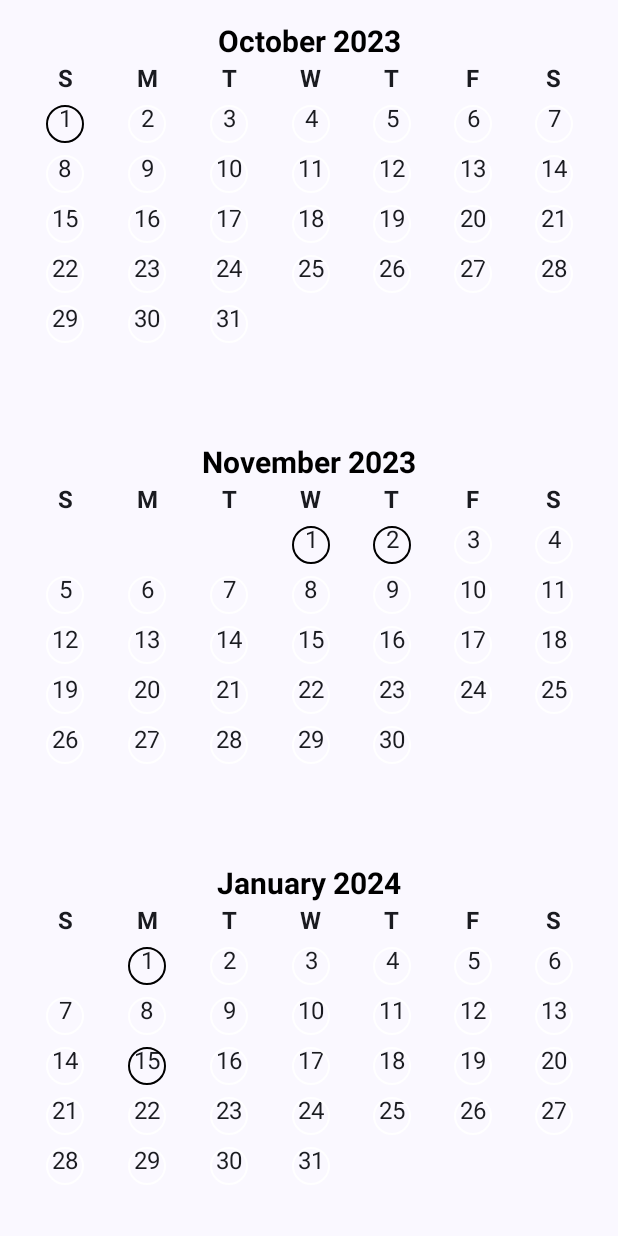
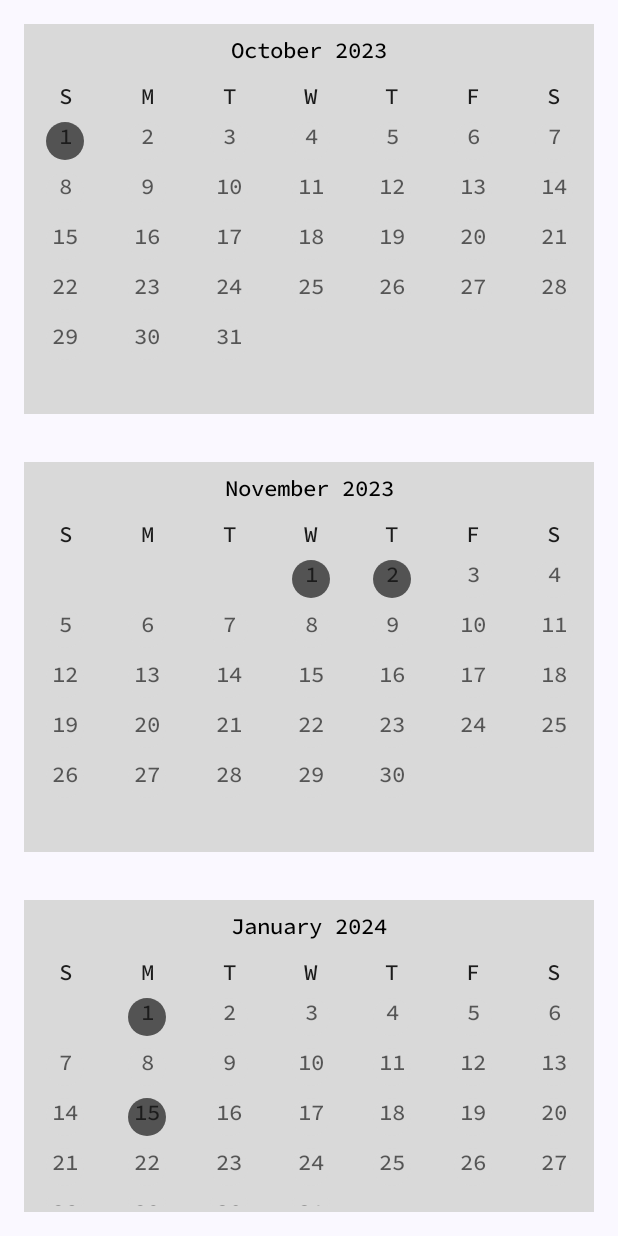
Before and after one commit to alejandroglzdev/TakeYourCreatinePublic, an Android app built with Jetpack Compose: the screen it shows after launch (MainActivity), on a phone screen of 412 x 824 dp. Run offline under Robolectric (Android 15) with nearby library versions, the phone set to English and light mode, and no system bars.

Commit message:
diseño hecho.

```diff
--- a/app/src/main/java/com/alejandroglzdev/takeyourcreatine/MainActivity.kt
+++ b/app/src/main/java/com/alejandroglzdev/takeyourcreatine/MainActivity.kt
@@ -6,36 +6,32 @@ import androidx.activity.ComponentActivity
 import androidx.activity.compose.setContent
 import androidx.annotation.RequiresApi
 import androidx.compose.foundation.BorderStroke
+import androidx.compose.foundation.background
 import androidx.compose.foundation.border
-import androidx.compose.foundation.layout.Arrangement
 import androidx.compose.foundation.layout.Box
 import androidx.compose.foundation.layout.Column
 import androidx.compose.foundation.layout.Row
 import androidx.compose.foundation.layout.fillMaxSize
-import androidx.compose.foundation.layout.fillMaxWidth
 import androidx.compose.foundation.layout.padding
 import androidx.compose.foundation.layout.size
-import androidx.compose.foundation.layout.wrapContentHeight
 import androidx.compose.foundation.shape.CircleShape
 import androidx.compose.material3.MaterialTheme
 import androidx.compose.material3.Surface
 import androidx.compose.material3.Text
 import androidx.compose.runtime.Composable
-import androidx.compose.ui.Alignment
 import androidx.compose.ui.Alignment.Companion.Center
 import androidx.compose.ui.Alignment.Companion.CenterHorizontally
-import androidx.compose.ui.Alignment.Companion.CenterVertically
 import androidx.compose.ui.Modifier
 import androidx.compose.ui.draw.clip
 import androidx.compose.ui.graphics.Color
-import androidx.compose.ui.text.TextStyle
-import androidx.compose.ui.text.capitalize
-import androidx.compose.ui.text.font.FontWeight
 import androidx.compose.ui.text.style.TextAlign
 import androidx.compose.ui.tooling.preview.Preview
 import androidx.compose.ui.unit.dp
-import androidx.compose.ui.unit.sp
+import com.alejandroglzdev.takeyourcreatine.ui.theme.Secondary
+import com.alejandroglzdev.takeyourcreatine.ui.theme.SecondaryDark
 import com.alejandroglzdev.takeyourcreatine.ui.theme.TakeYourCreatineTheme
+import com.alejandroglzdev.takeyourcreatine.ui.theme.labelSmallSecondaryDark
+import com.alejandroglzdev.takeyourcreatine.ui.theme.labelSmallAccent
 import java.time.LocalDate
 import java.time.format.DateTimeFormatter
 
@@ -86,11 +82,15 @@ fun Greeting(name: String, modifier: Modifier = Modifier) {
 @RequiresApi(Build.VERSION_CODES.O)
 @Composable
 fun Calendars(registers: List<LocalDate>) {
+    //Take one register per month until today (so you can know how many months you must print)
     val registersOnePerMonth = registers.distinctBy { it.month }.filter { it <= LocalDate.now() }
     Column {
         registersOnePerMonth.forEach { registersOnePerMonth ->
-            val registersMonthly = registers.filter { it.month == registersOnePerMonth.month  && it.year == registersOnePerMonth.year}
-            Calendar(date = registersMonthly.first(), registers = registersMonthly )
+            //Once we have a list filtered with one register per month we iterate it
+            //So now, we filter the list again, just to know the days that belong to the month that we are working with
+            val registersMonthly =
+                registers.filter { it.month == registersOnePerMonth.month && it.year == registersOnePerMonth.year }
+            Calendar(registers = registersMonthly)
         }
     }
 
@@ -99,27 +99,24 @@ fun Calendars(registers: List<LocalDate>) {
 
 @RequiresApi(Build.VERSION_CODES.O)
 @Composable
-fun Calendar(date: LocalDate, registers: List<LocalDate>) {
-
+fun Calendar(registers: List<LocalDate>) {
+    val firstDay = registers.first()
     val monthYearFormatter = DateTimeFormatter.ofPattern("MMMM YYYY")
-    val monthYearStr = date.format(monthYearFormatter)
+    val monthYearStr = firstDay.format(monthYearFormatter)
 
     Column(
-        modifier = Modifier.padding(16.dp),
-        horizontalAlignment = Alignment.CenterHorizontally // Centra el contenido horizontalmente
+        modifier = Modifier.padding(16.dp).background(Secondary),
+        horizontalAlignment = CenterHorizontally,
 
     ) {
         Text(
             text = monthYearStr.replaceFirstChar(Char::titlecase),
-            style = TextStyle(
-                fontSize = 20.sp,
-                fontWeight = FontWeight.Bold
-            ),
+            style = MaterialTheme.typography.labelSmall,
             color = Color.Black,
-            modifier = Modifier.align(CenterHorizontally)
+            modifier = Modifier.align(CenterHorizontally).padding(8.dp)
         )
 
-        val daysInMonth = date.lengthOfMonth()
+        val daysInMonth = firstDay.lengthOfMonth()
         val daysOfWeek = listOf("S", "M", "T", "W", "T", "F", "S")
 
         // Render days of the week headers
@@ -127,10 +124,7 @@ fun Calendar(date: LocalDate, registers: List<LocalDate>) {
             for (day in daysOfWeek) {
                 Text(
                     text = day,
-                    style = TextStyle(
-                        fontSize = 16.sp,
-                        fontWeight = FontWeight.Bold
-                    ),
+                    style = labelSmallAccent,
                     textAlign = TextAlign.Center,
                     modifier = Modifier
                         .weight(1f)
@@ -139,7 +133,7 @@ fun Calendar(date: LocalDate, registers: List<LocalDate>) {
             }
         }
 
-        val firstDayOfMonth = date.withDayOfMonth(1)
+        val firstDayOfMonth = firstDay.withDayOfMonth(1)
         val firstDayOfWeek = firstDayOfMonth.dayOfWeek.value % 7
         var currentDay = 1
 
@@ -147,10 +141,16 @@ fun Calendar(date: LocalDate, registers: List<LocalDate>) {
         repeat(6) { // Assuming a maximum of 6 rows for simplicity
             Row {
                 for (i in 0 until 7) {
-                    var border = BorderStroke(1.dp, Color.White)
+                    var border = BorderStroke(1.dp, Secondary)
+                    var background = Secondary
+                    var style = labelSmallSecondaryDark
 
-                    registers.forEach {register ->
-                        if (register.dayOfMonth == currentDay) border = BorderStroke(1.dp, Color.Black)
+                    registers.forEach { register ->
+                        if (register.dayOfMonth == currentDay){
+                            border = BorderStroke(1.dp, SecondaryDark)
+                            background = SecondaryDark
+                            style = labelSmallAccent
+                        }
                     }
 
                     if (currentDay <= daysInMonth && (i >= firstDayOfWeek || currentDay > 1)) {
@@ -160,12 +160,13 @@ fun Calendar(date: LocalDate, registers: List<LocalDate>) {
                         ) {
                             Text(
                                 text = currentDay.toString(),
-                                style = TextStyle(fontSize = 16.sp),
+                                style = style,
                                 textAlign = TextAlign.Center,
                                 modifier = Modifier
                                     .padding(4.dp)
-                                    .border(border, CircleShape)
+                                    .clip(CircleShape)
                                     .size(25.dp)
+                                    .background(background)
                             )
                             currentDay++
                         }
--- a/app/src/main/java/com/alejandroglzdev/takeyourcreatine/ui/theme/Color.kt
+++ b/app/src/main/java/com/alejandroglzdev/takeyourcreatine/ui/theme/Color.kt
@@ -12,6 +12,6 @@ val Pink40 = Color(0xFF7D5260)
 
 val Primary = Color(android.graphics.Color.parseColor("#E0E8E8"))
 val PrimaryDark = Color(android.graphics.Color.parseColor("#929090"))
-val Secondary = Color(android.graphics.Color.parseColor("#929090"))
-val SecondaryDark = Color(android.graphics.Color.parseColor("#1C1C1C80"))
+val Secondary = Color(android.graphics.Color.parseColor("#D9D9D9"))
+val SecondaryDark = Color(android.graphics.Color.parseColor("#B31C1C1C"))
 val Accent = Color(android.graphics.Color.parseColor("#1C1C1C"))
--- a/app/src/main/java/com/alejandroglzdev/takeyourcreatine/ui/theme/Type.kt
+++ b/app/src/main/java/com/alejandroglzdev/takeyourcreatine/ui/theme/Type.kt
@@ -2,9 +2,16 @@ package com.alejandroglzdev.takeyourcreatine.ui.theme
 
 import androidx.compose.material3.Typography
 import androidx.compose.ui.text.TextStyle
+import androidx.compose.ui.text.font.Font
 import androidx.compose.ui.text.font.FontFamily
 import androidx.compose.ui.text.font.FontWeight
 import androidx.compose.ui.unit.sp
+import com.alejandroglzdev.takeyourcreatine.R
+
+val SourceCodePro = FontFamily(
+    Font(R.font.source_code_pro_medium),
+    Font(R.font.source_code_pro_italic),
+)
 
 // Set of Material typography styles to start with
 val Typography = Typography(
@@ -14,21 +21,19 @@ val Typography = Typography(
         fontSize = 16.sp,
         lineHeight = 24.sp,
         letterSpacing = 0.5.sp
+    ),
+
+    labelSmall = TextStyle(
+        fontFamily = SourceCodePro,
+        fontSize = 15.sp,
     )
-    /* Other default text styles to override
-    titleLarge = TextStyle(
-        fontFamily = FontFamily.Default,
-        fontWeight = FontWeight.Normal,
-        fontSize = 22.sp,
-        lineHeight = 28.sp,
-        letterSpacing = 0.sp
-    ),
-    labelSmall = TextStyle(
-        fontFamily = FontFamily.Default,
-        fontWeight = FontWeight.Medium,
-        fontSize = 11.sp,
-        lineHeight = 16.sp,
-        letterSpacing = 0.5.sp
-    )
-    */
+
 )
+
+val labelSmallAccent = Typography.labelSmall.copy(
+    color = Accent
+)
+
+val labelSmallSecondaryDark = Typography.labelSmall.copy(
+    color = SecondaryDark
+)
```
Also changed, not shown: app/src/main/res/font/source_code_pro.ttf (added), app/src/main/res/font/source_code_pro_black.ttf (added), app/src/main/res/font/source_code_pro_bold.ttf (added), app/src/main/res/font/source_code_pro_italic.ttf (added), app/src/main/res/font/source_code_pro_medium.ttf (added).
